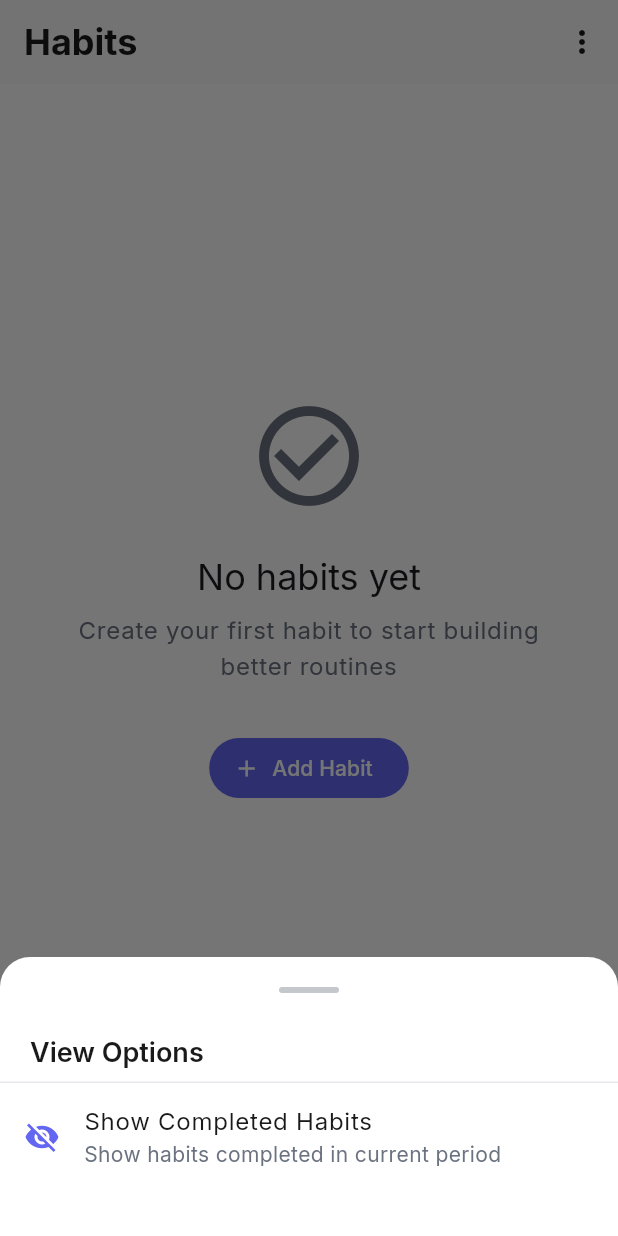
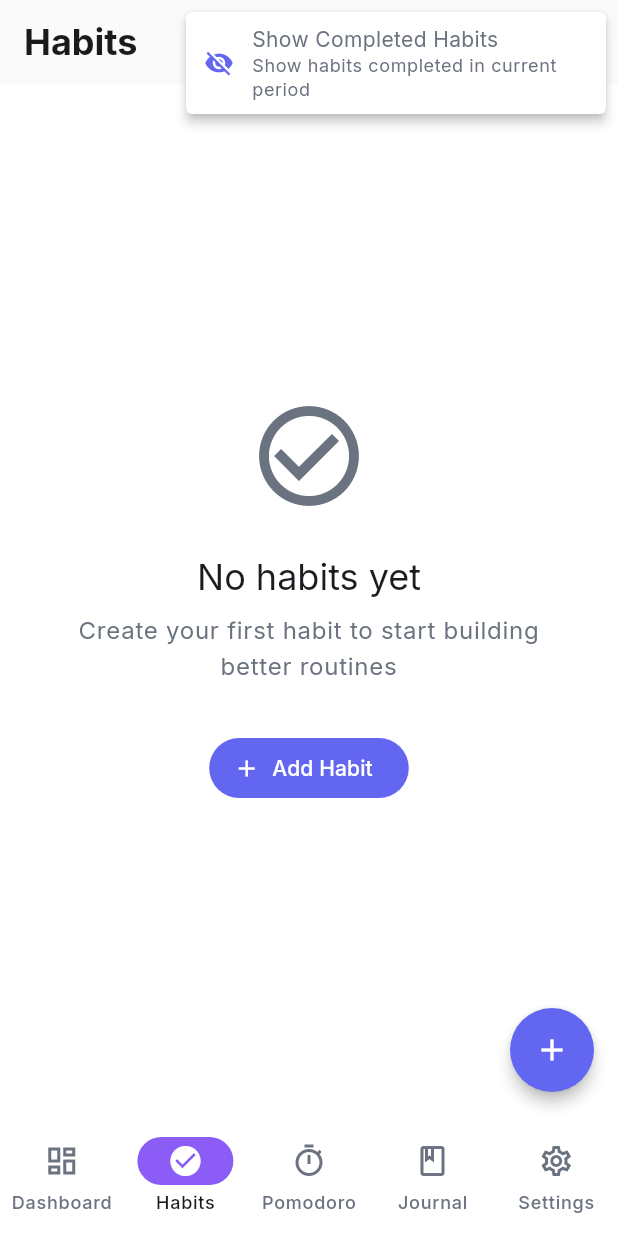
Before and after one commit to PavanKumarR20/TimeWarden, a Flutter app: the screen it shows once a user with an empty profile is signed in, item 2 of the bottom bar chosen, after a tap on the "more vert" icon, on a phone screen of 412 x 824 dp. Run offline on Flutter 3.47's test engine with Material 3 defaults, Android fonts, the phone set to English and light mode, and no system bars; our stand-ins replace audioplayers, cloud_firestore, equatable, firebase_auth, firebase_core, firebase_storage and 8 more; accounts and stored records are empty.

Commit message:
habits new changes

```diff
--- a/timewarden/lib/features/dashboard/presentation/pages/dashboard_page.dart
+++ b/timewarden/lib/features/dashboard/presentation/pages/dashboard_page.dart
@@ -345,9 +345,17 @@ class _DashboardHomeTabState extends State<DashboardHomeTab> {
                   int currentStreak = 0;
 
                   if (habitsState is HabitsLoaded) {
-                    totalHabits = habitsState.habits.length;
                     final today = DateTime.now();
-                    completedHabits = habitsState.habits.where((habit) {
+
+                    // Only count habits that are NOT completed for the current period
+                    // This excludes habits that have already met their weekly/monthly target
+                    final activeHabitsForToday =
+                        habitsState.habits.where((habit) {
+                      return !habit.isCompletedForCurrentPeriod;
+                    }).toList();
+
+                    totalHabits = activeHabitsForToday.length;
+                    completedHabits = activeHabitsForToday.where((habit) {
                       return habit.completedDates.any((date) =>
                           date.year == today.year &&
                           date.month == today.month &&
@@ -479,10 +487,15 @@ class _DashboardHomeTabState extends State<DashboardHomeTab> {
                   );
                 }
 
-                // Show today's incomplete habits only
+                // Show today's incomplete habits only (excluding habits completed for period)
                 final today = DateTime.now();
                 final incompleteHabits = state.habits
                     .where((habit) {
+                      // Exclude habits that are completed for the current period
+                      if (habit.isCompletedForCurrentPeriod) {
+                        return false;
+                      }
+
                       final isCompletedToday = habit.completedDates.any(
                           (date) =>
                               date.year == today.year &&
--- a/timewarden/lib/features/habits/presentation/pages/habits_page.dart
+++ b/timewarden/lib/features/habits/presentation/pages/habits_page.dart
@@ -65,12 +65,60 @@ class _HabitsViewState extends State<HabitsView> {
       appBar: AppBar(
         title: const Text('Habits'),
         actions: [
-          IconButton(
+          PopupMenuButton<String>(
             icon: const Icon(Icons.more_vert),
-            onPressed: () {
-              HapticService.buttonTap();
-              _showOptionsMenu(context);
+            onSelected: (value) {
+              HapticService.selectionClick();
+              switch (value) {
+                case 'toggle_hide_completed':
+                  setState(() {
+                    _hideCompletedHabits = !_hideCompletedHabits;
+                  });
+                  _saveHideCompletedSetting();
+                  break;
+              }
             },
+            itemBuilder: (context) => [
+              PopupMenuItem<String>(
+                value: 'toggle_hide_completed',
+                child: Row(
+                  children: [
+                    Icon(
+                      _hideCompletedHabits
+                          ? Icons.visibility_off
+                          : Icons.visibility,
+                      color: Theme.of(context).colorScheme.primary,
+                      size: 20,
+                    ),
+                    const SizedBox(width: 12),
+                    Expanded(
+                      child: Column(
+                        crossAxisAlignment: CrossAxisAlignment.start,
+                        children: [
+                          Text(
+                            _hideCompletedHabits
+                                ? 'Show Completed Habits'
+                                : 'Hide Completed Habits',
+                            style: Theme.of(context).textTheme.bodyMedium,
+                          ),
+                          Text(
+                            _hideCompletedHabits
+                                ? 'Show habits completed in current period'
+                                : 'Hide habits completed in current period',
+                            style:
+                                Theme.of(context).textTheme.bodySmall?.copyWith(
+                                      color: Theme.of(context)
+                                          .colorScheme
+                                          .onSurfaceVariant,
+                                    ),
+                          ),
+                        ],
+                      ),
+                    ),
+                  ],
+                ),
+              ),
+            ],
           ),
         ],
       ),
@@ -122,9 +170,10 @@ class _HabitsViewState extends State<HabitsView> {
     List<Habit> displayHabits = allHabits;
     if (_hideCompletedHabits) {
       displayHabits = allHabits.where((habit) {
-        // Only hide habits that are completed TODAY, not just completed for the period
-        // This allows habits completed for the period (purple state) to remain visible
-        return !habit.isCompletedToday;
+        // Hide habits that are completed for the current period
+        // This includes habits with green checkmarks (completed today) and
+        // habits with purple indicators (completed for period but not today)
+        return !habit.isCompletedForCurrentPeriod;
       }).toList();
     }
 
@@ -170,83 +219,6 @@ class _HabitsViewState extends State<HabitsView> {
     );
   }
 
-  void _showOptionsMenu(BuildContext context) {
-    showModalBottomSheet(
-      context: context,
-      backgroundColor: Theme.of(context).colorScheme.surface,
-      shape: const RoundedRectangleBorder(
-        borderRadius: BorderRadius.vertical(top: Radius.circular(20)),
-      ),
-      builder: (context) => Container(
-        padding: const EdgeInsets.symmetric(vertical: 20),
-        child: Column(
-          mainAxisSize: MainAxisSize.min,
-          children: [
-            // Handle bar
-            Container(
-              width: 40,
-              height: 4,
-              margin: const EdgeInsets.only(bottom: 20),
-              decoration: BoxDecoration(
-                color: Theme.of(context)
-                    .colorScheme
-                    .onSurfaceVariant
-                    .withOpacity(0.4),
-                borderRadius: BorderRadius.circular(2),
-              ),
-            ),
-
-            // Title
-            Padding(
-              padding: const EdgeInsets.symmetric(horizontal: 20, vertical: 8),
-              child: Row(
-                children: [
-                  Text(
-                    'View Options',
-                    style: Theme.of(context).textTheme.titleLarge?.copyWith(
-                          fontWeight: FontWeight.w600,
-                        ),
-                  ),
-                ],
-              ),
-            ),
-
-            const Divider(height: 1),
-
-            // Hide completed option
-            ListTile(
-              leading: Icon(
-                _hideCompletedHabits ? Icons.visibility_off : Icons.visibility,
-                color: Theme.of(context).colorScheme.primary,
-              ),
-              title: Text(
-                _hideCompletedHabits
-                    ? 'Show Completed Habits'
-                    : 'Hide Completed Habits',
-              ),
-              subtitle: Text(
-                _hideCompletedHabits
-                    ? 'Show habits completed in current period'
-                    : 'Hide habits completed in current period',
-              ),
-              onTap: () {
-                HapticService.selectionClick();
-                setState(() {
-                  _hideCompletedHabits = !_hideCompletedHabits;
-                });
-                _saveHideCompletedSetting();
-                Navigator.pop(context);
-              },
-            ),
-
-            // Add more options here in the future
-            const SizedBox(height: 10),
-          ],
-        ),
-      ),
-    );
-  }
-
   void _navigateToAddHabit(BuildContext context) {
     HapticService.buttonTap();
     // Get the BLoC reference before navigating
```
